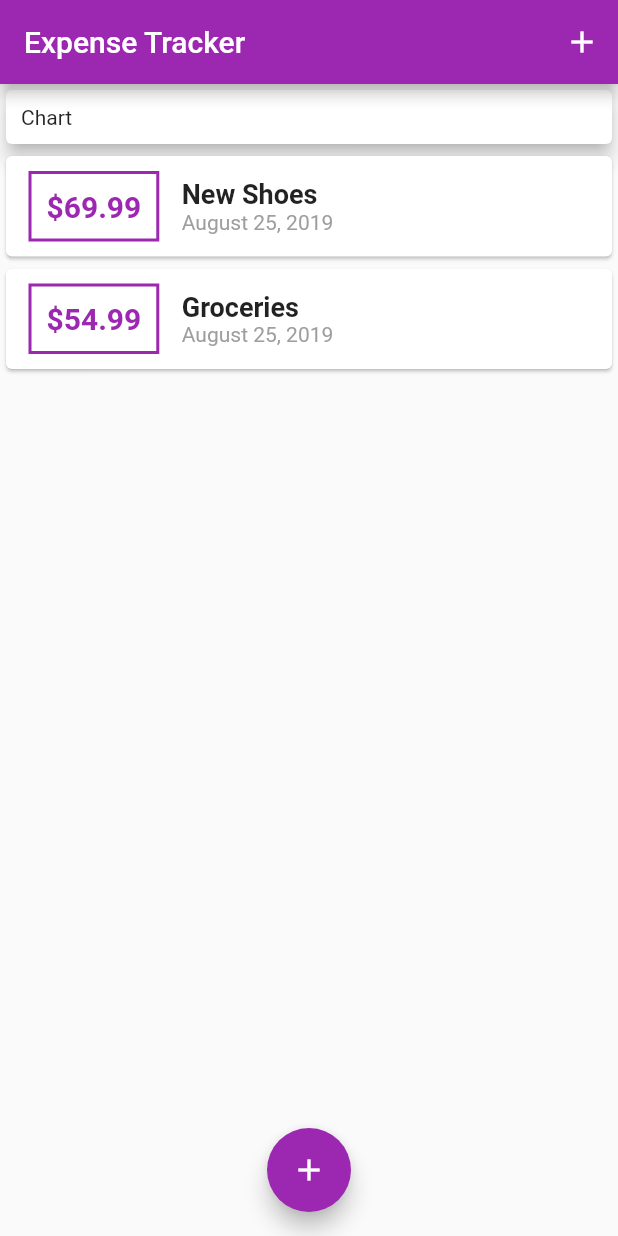
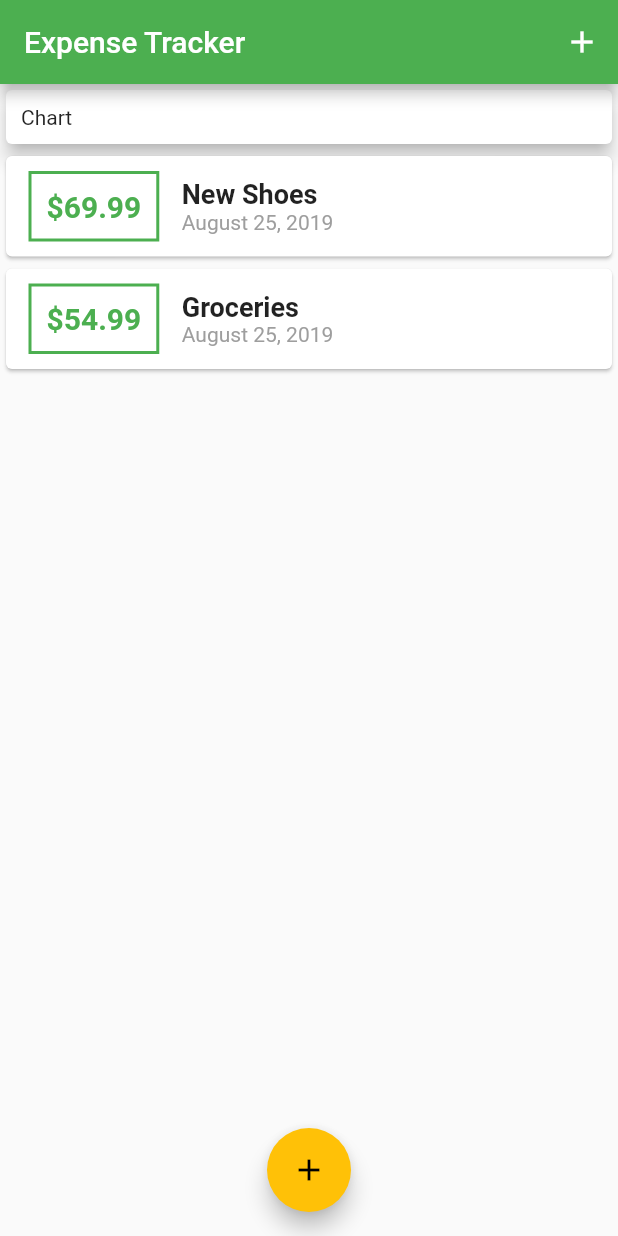
Before and after one commit to jnav24/flutter_expense, a Flutter app: the screen it shows after launch, on a phone screen of 412 x 824 dp. Run offline on Flutter 3.47's test engine with Material 2 defaults, Android fonts, the phone set to English and light mode, and no system bars.

Commit message:
add custom colors to the theme and call those colors in the transaction list

```diff
--- a/lib/main.dart
+++ b/lib/main.dart
@@ -10,7 +10,8 @@ class MyApp extends StatelessWidget {
 			debugShowCheckedModeBanner: false,
 			title: 'Flutter Demo',
 			theme: ThemeData(
-				primarySwatch: Colors.purple,
+				primarySwatch: Colors.green,
+				accentColor: Colors.amber,
 			),
 			home: Home(),
 		);
--- a/lib/transaction-list.dart
+++ b/lib/transaction-list.dart
@@ -4,6 +4,7 @@ import 'package:flutter_expense/models/transaction.dart';
 
 class TransactionList extends StatelessWidget {
 	final List<Transaction> transactions;
+	var context;
 
 	TransactionList(this.transactions);
 
@@ -12,14 +13,14 @@ class TransactionList extends StatelessWidget {
 			child: Text(
 				'\$${transaction.amount}',
 				style: TextStyle(
-					color: Colors.purple,
+					color: Theme.of(this.context).primaryColor,
 					fontSize: 20,
 					fontWeight: FontWeight.bold,
 				),
 			),
 			decoration: BoxDecoration(
 				border: Border.all(
-					color: Colors.purple,
+					color: Theme.of(this.context).primaryColor,
 					width: 2,
 				),
 			),
@@ -51,6 +52,7 @@ class TransactionList extends StatelessWidget {
 
 	@override
 	Widget build(BuildContext context) {
+		this.context = context;
 		return Container(
 			height: 300,
 			child: ListView.builder(
```
